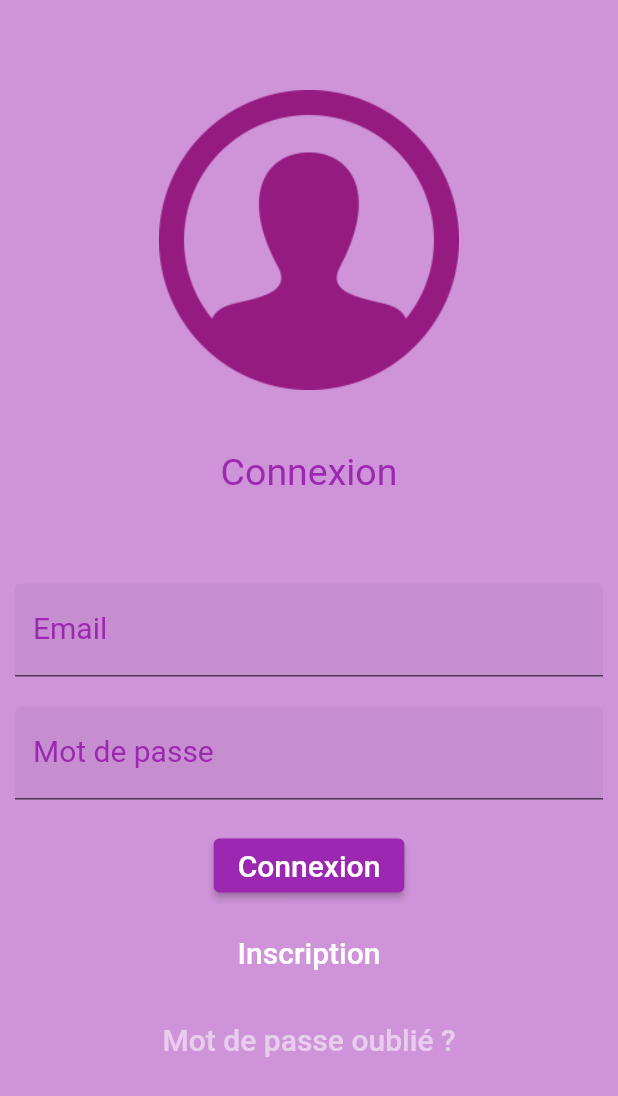
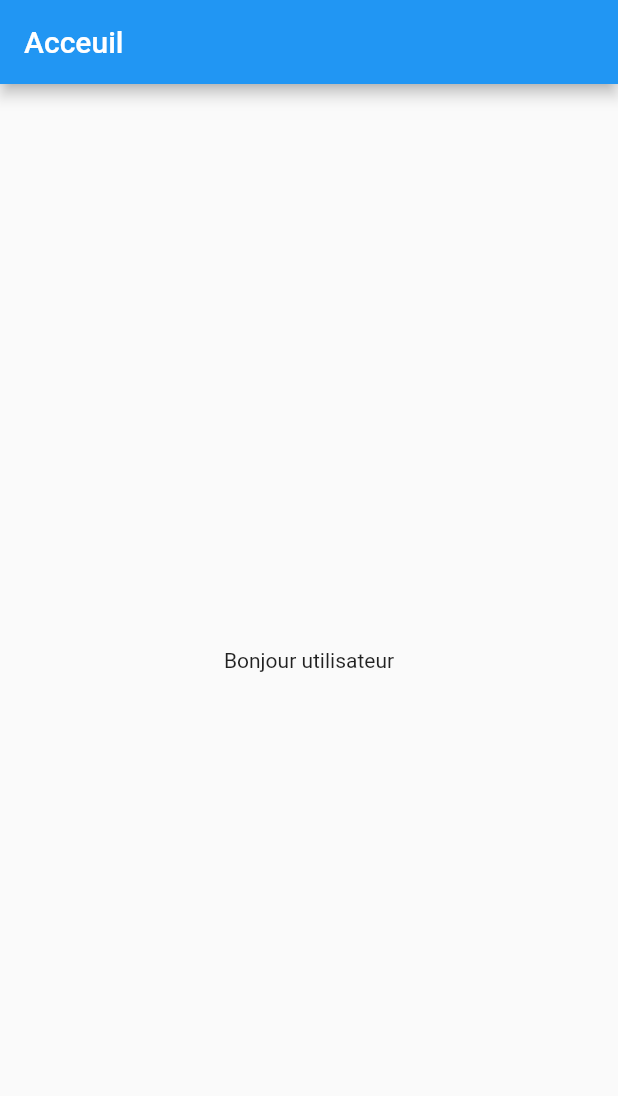
Before and after one commit to taip6494/flutterconnexion, a Flutter app: the screen it shows after launch, after a tap on "Connexion", on a phone screen of 412 x 824 dp. Shown: the top 1096 px of the screen. Run offline on Flutter 3.47's test engine with Material 2 defaults, Android fonts, the phone set to English and light mode, and no system bars.

Commit message:
4 - modification de la page inscription , page connexion et ajput page d'acceuil

```diff
--- a/lib/main.dart
+++ b/lib/main.dart
@@ -1,6 +1,7 @@
 import 'package:flutter/material.dart';
 import 'package:flutterconnexion/modules/login.dart';
 import 'package:flutterconnexion/modules/oublier.dart';
+import 'package:flutterconnexion/modules/acceuil.dart';
 
 void main() {
   runApp(connexion());
@@ -22,6 +23,7 @@ class LoginPage extends StatefulWidget {
 }
 
 class _LoginPageState extends State<LoginPage> {
+  final GlobalKey<FormState> _formkey = GlobalKey<FormState>();
   @override
   Widget build(BuildContext context) {
     return Scaffold(
@@ -31,7 +33,9 @@ class _LoginPageState extends State<LoginPage> {
           padding: EdgeInsets.symmetric(horizontal: 10.0),
           children: [
             //partie Logo et Text
-            Column(
+            Form(
+              key: _formkey,
+              child: Column(
                 children: [
                   SizedBox(
                     height: 60,
@@ -50,29 +54,43 @@ class _LoginPageState extends State<LoginPage> {
                   ),
                 ],
               ),
+            ),
             //Fin Logo et text
             //Debut Champ de texte
             SizedBox(
               height: 60.0,
             ),
-            TextField(
+            TextFormField(
               decoration: InputDecoration(
-                labelText: "Email",
-                labelStyle: TextStyle(fontSize: 20, color: Colors.purple),
-                filled: true,
-              ),
+                  labelText: "Adresse mail",
+                  labelStyle: TextStyle(fontSize: 20, color: Colors.purple)),
+              validator: (value) {
+                if (value!.isEmpty ||
+                    !RegExp(r'^[\w-\.]+@([\w-]+\.)+[\w-]{2,4}$')
+                        .hasMatch(value)) {
+                  return "Entrer une adresse mail correct";
+                } else {
+                  return null;
+                }
+              },
             ),
             SizedBox(
               height: 20.0,
             ),
-            TextField(
-              //Pour cacher le mot de passe
+            TextFormField(
               obscureText: true,
               decoration: InputDecoration(
-                labelText: "Mot de passe",
-                labelStyle: TextStyle(fontSize: 20, color: Colors.purple),
-                filled: true,
-              ),
+                  labelText: "Votre mot de passe",
+                  labelStyle: TextStyle(fontSize: 20, color: Colors.purple)),
+              validator: (value) {
+                if (value!.isEmpty ||
+                    !RegExp(r'^(?=.*?[A-Z])(?=.*?[a-z])(?=.*?[0-9])(?=.*?[!@#\$&*~]).{8,}$')
+                        .hasMatch(value)) {
+                  return 'Entrer un mot de passe avec des caractéres spéciaux majuscule et nombres';
+                } else {
+                  return null;
+                }
+              },
             ),
             SizedBox(
               height: 20.0,
@@ -87,7 +105,12 @@ class _LoginPageState extends State<LoginPage> {
                         fontSize: 20,
                       ),
                     ),
-                    onPressed: () {},
+                    onPressed: () {
+                      if (_formkey.currentState!.validate()) {
+                        Navigator.push(context,
+                            MaterialPageRoute(builder: (context) => MyApp()));
+                      }
+                    },
                     style: ElevatedButton.styleFrom(
                       primary: Colors.purple, // background (button) color
                       onPrimary: Colors.white,
--- /dev/null
+++ b/lib/modules/acceuil.dart
@@ -0,0 +1,50 @@
+import 'package:flutter/material.dart';
+
+void main() {
+  runApp(const MyApp());
+}
+
+class MyApp extends StatelessWidget {
+  const MyApp({Key? key}) : super(key: key);
+
+  // This widget is the root of your application.
+  @override
+  Widget build(BuildContext context) {
+    return MaterialApp(
+      title: 'Flutter Demo',
+      theme: ThemeData(
+        primarySwatch: Colors.blue,
+      ),
+      home: const MyHomePage(title: 'Acceuil'),
+    );
+  }
+}
+
+class MyHomePage extends StatefulWidget {
+  const MyHomePage({Key? key, required this.title}) : super(key: key);
+  final String title;
+
+  @override
+  State<MyHomePage> createState() => _MyHomePageState();
+}
+
+class _MyHomePageState extends State<MyHomePage> {
+  @override
+  Widget build(BuildContext context) {
+    return Scaffold(
+      appBar: AppBar(
+        title: Text(widget.title),
+      ),
+      body: Center(
+        child: Column(
+          mainAxisAlignment: MainAxisAlignment.center,
+          children: <Widget>[
+            const Text(
+              'Bonjour utilisateur',
+            ),
+          ],
+        ),
+      ),
+    );
+  }
+}
--- a/lib/modules/login.dart
+++ b/lib/modules/login.dart
@@ -81,7 +81,7 @@ class _Inscription extends State<Inscription> {
                   if (value!.isEmpty ||
                       !RegExp(r'^[\w-\.]+@([\w-]+\.)+[\w-]{2,4}$')
                           .hasMatch(value)) {
-                    return "Enter Correct Email Address";
+                    return "Entrer une adresse mail correct";
                   } else {
                     return null;
                   }
```
Lines whose indentation alone changed are shown as unchanged.
